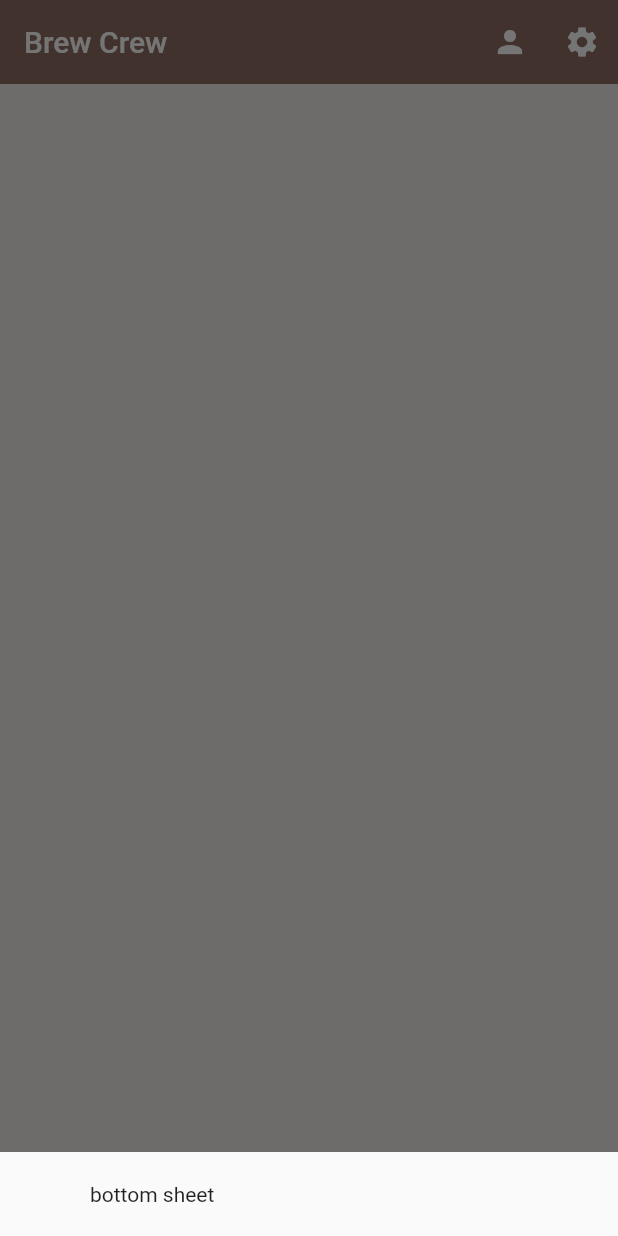
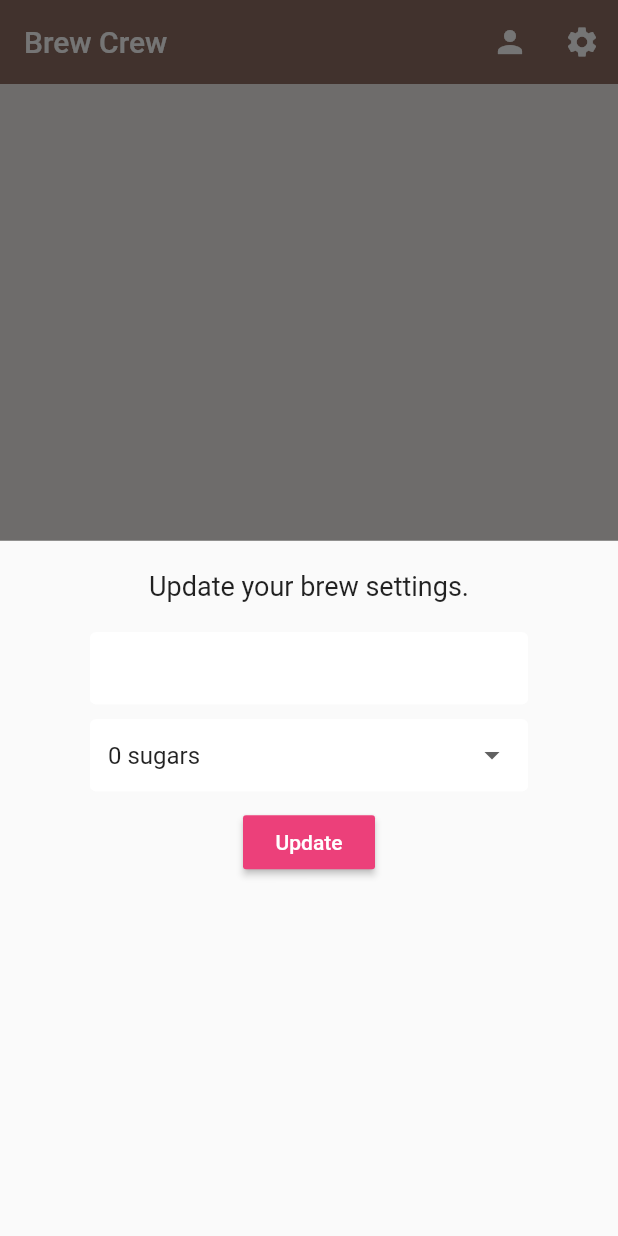
Before and after one commit to SanskarModi22/Brew_App, a Flutter app: the screen it shows once a user with an empty profile is signed in, after a tap on the "settings" icon, on a phone screen of 412 x 824 dp. Run offline on Flutter 3.47's test engine with Material 2 defaults, Android fonts, the phone set to English and light mode, and no system bars; our stand-ins replace cloud_firestore, firebase_auth, firebase_core, flutter_spinkit; accounts and stored records are empty.

```diff
--- a/lib/Screens/Home/home.dart
+++ b/lib/Screens/Home/home.dart
@@ -1,7 +1,8 @@
-import 'package:cloud_firestore/cloud_firestore.dart';
+
 import 'package:flutter/material.dart';
 import 'package:flutter_firestore/Models/brew.dart';
 import 'package:flutter_firestore/Screens/Home/brew_list.dart';
+import 'package:flutter_firestore/Screens/Home/settings.dart';
 import 'package:flutter_firestore/Screens/Services/authentication.dart';
 import 'package:flutter_firestore/Screens/Services/database.dart';
 import 'package:provider/provider.dart';
@@ -16,9 +17,8 @@ class Home extends StatelessWidget {
           context: context,
           builder: (context) {
             return Container(
-              padding: EdgeInsets.symmetric(vertical: 20.0, horizontal: 60.0),
-              child: Text('bottom sheet'),
-            );
+                padding: EdgeInsets.symmetric(vertical: 20.0, horizontal: 60.0),
+                child: SettingsForm());
           });
     }
 
--- /dev/null
+++ b/lib/Screens/Home/settings.dart
@@ -0,0 +1,66 @@
+
+import 'package:flutter/material.dart';
+import 'package:flutter_firestore/Shared/constants.dart';
+
+class SettingsForm extends StatefulWidget {
+  @override
+  _SettingsFormState createState() => _SettingsFormState();
+}
+
+class _SettingsFormState extends State<SettingsForm> {
+
+  final _formKey = GlobalKey<FormState>();
+  final List<String> sugars = ['0', '1', '2', '3', '4'];
+
+  // form values
+  String? _currentName;
+  String? _currentSugars;
+  int? _currentStrength;
+
+  @override
+  Widget build(BuildContext context) {
+
+    return Form(
+      key: _formKey,
+      child: Column(
+        children: <Widget>[
+          Text(
+            'Update your brew settings.',
+            style: TextStyle(fontSize: 18.0),
+          ),
+          SizedBox(height: 20.0),
+          TextFormField(
+            decoration: textInputDecoration,
+            validator: (val) => val!.isEmpty ? 'Please enter a name' : null,
+            onChanged: (val) => setState(() => _currentName = val),
+          ),
+          SizedBox(height: 10.0),
+          DropdownButtonFormField(
+            value: _currentSugars ?? '0',
+            decoration: textInputDecoration,
+            items: sugars.map((sugar) {
+              return DropdownMenuItem(
+                value: sugar,
+                child: Text('$sugar sugars'),
+              );
+            }).toList(),
+            onChanged: (val) => setState(() => _currentSugars = val.toString() ),
+          ),
+          SizedBox(height: 10.0),
+          RaisedButton(
+              color: Colors.pink[400],
+              child: Text(
+                'Update',
+                style: TextStyle(color: Colors.white),
+              ),
+              onPressed: () async {
+                print(_currentName);
+                print(_currentSugars);
+                print(_currentStrength);
+              }
+          ),
+        ],
+      ),
+    );
+  }
+}
```
